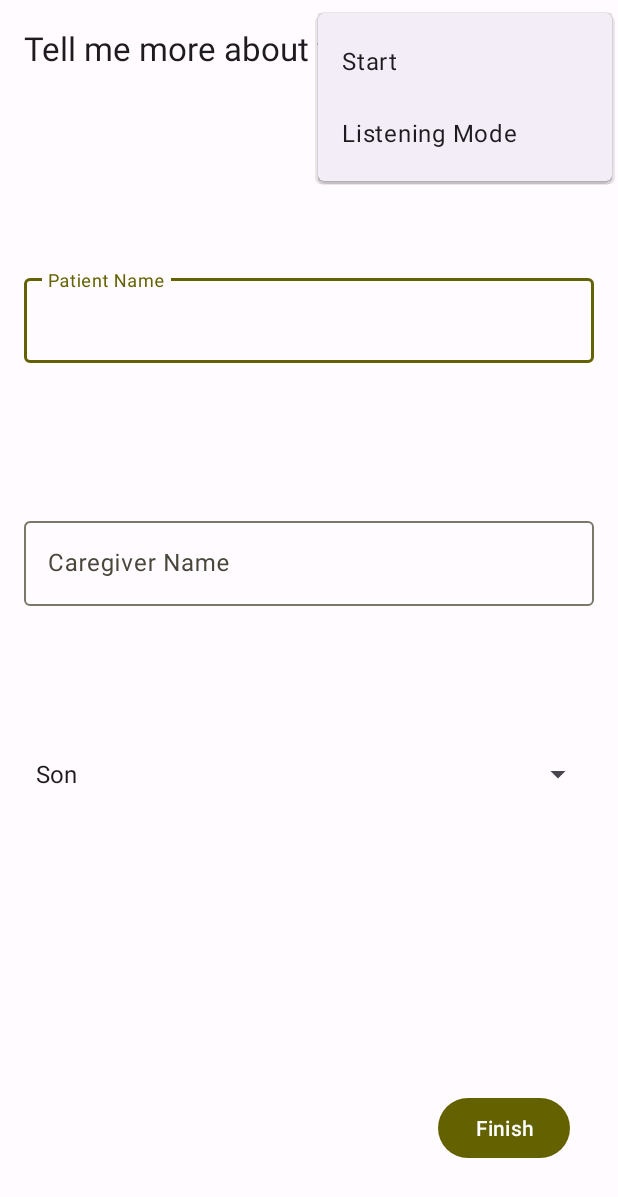
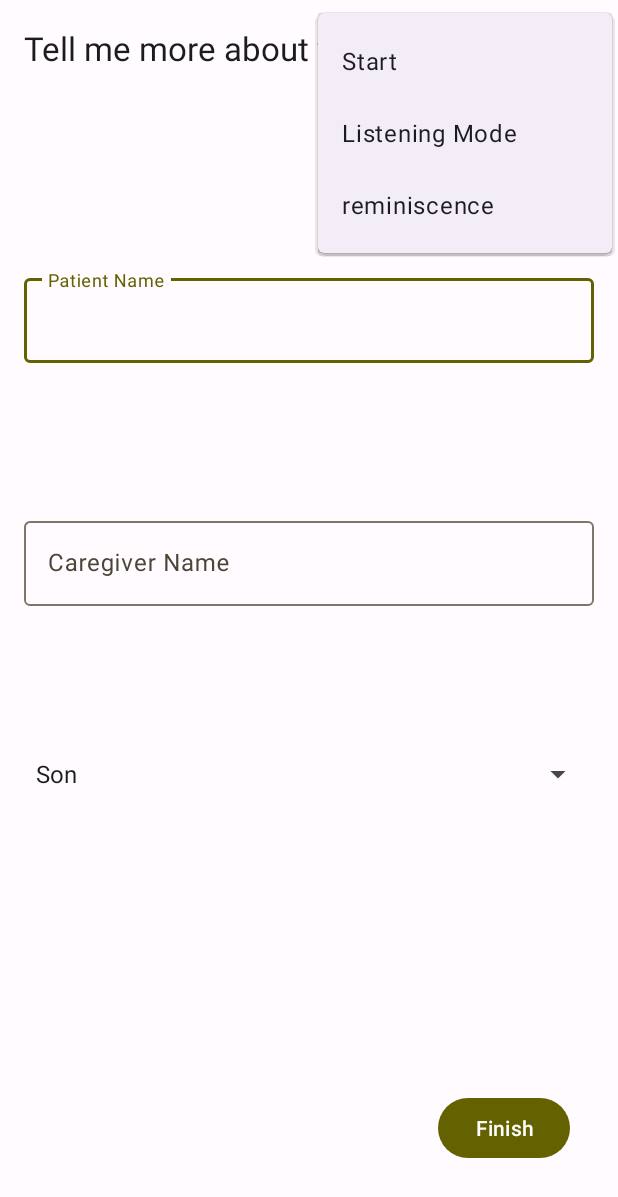
Before and after one commit to zhang356/almond, an Android app: the screen it shows after launch (MainActivity), with the options menu open, on a phone screen of 412 x 824 dp. Shown: the top 1197 px of the screen. Run offline under Robolectric (Android 15) with nearby library versions, the phone set to English and light mode, and no system bars; our stand-ins replace navigation-ui; libraries missing offline, so code that uses them is left out: com.microsoft.cognitiveservices; 1 statement that could not run was skipped.

Commit message:
add reminiscense

```diff
--- a/android/app/src/main/res/menu/menu_main.xml
+++ b/android/app/src/main/res/menu/menu_main.xml
@@ -13,4 +13,9 @@
         android:orderInCategory="100"
         android:title="@string/listening"
         app:showAsAction="never" />
+    <item
+        android:id="@+id/reminiscence"
+        android:orderInCategory="100"
+        android:title="reminiscence"
+        app:showAsAction="never" />
 </menu>
```
Also changed, not shown: android/app/src/main/java/app/almondally/activity/MainActivity.kt (+20 -1 lines), 1 other file.
